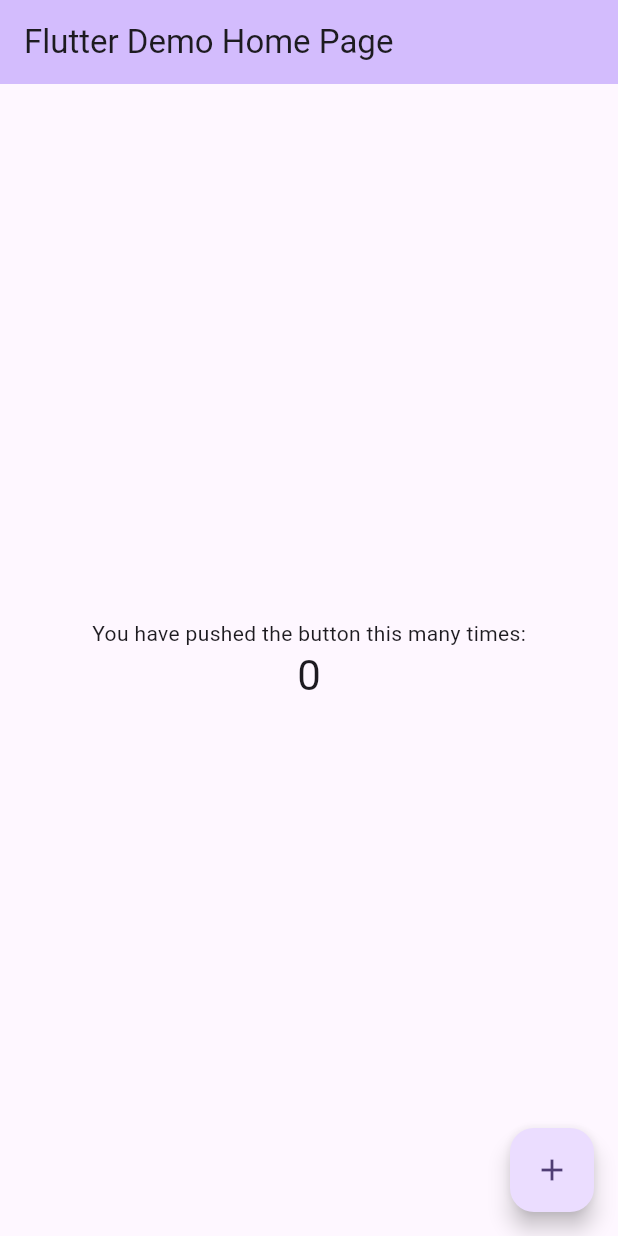
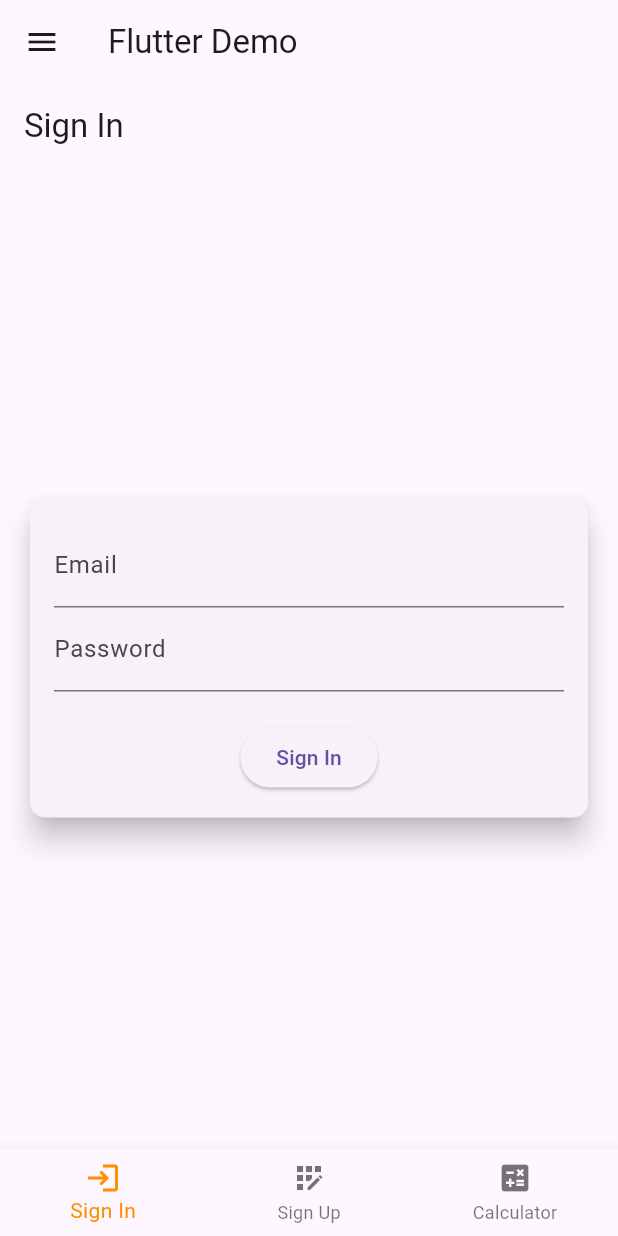
Before and after one commit to ingabireol/flutter_navigation_ui_assignment, a Flutter app: the screen it shows after launch, on a phone screen of 412 x 824 dp. Run offline on Flutter 3.47's test engine with Material 3 defaults, Android fonts, the light colour scheme and no system bars; our stand-ins replace google_fonts.

Commit message:
improving UI, and some functionalities

```diff
--- a/lib/main.dart
+++ b/lib/main.dart
@@ -1,125 +1,116 @@
 import 'package:flutter/material.dart';
+import 'screens/signin_screen.dart';
+import 'screens/signup_screen.dart';
+import 'screens/calculator_screen.dart';
 
 void main() {
-  runApp(const MyApp());
+  runApp(MyApp());
 }
 
 class MyApp extends StatelessWidget {
-  const MyApp({super.key});
-
-  // This widget is the root of your application.
   @override
   Widget build(BuildContext context) {
     return MaterialApp(
-      title: 'Flutter Demo',
+      debugShowCheckedModeBanner: false,
+      title: 'Navigation',
       theme: ThemeData(
-        // This is the theme of your application.
-        //
-        // TRY THIS: Try running your application with "flutter run". You'll see
-        // the application has a purple toolbar. Then, without quitting the app,
-        // try changing the seedColor in the colorScheme below to Colors.green
-        // and then invoke "hot reload" (save your changes or press the "hot
-        // reload" button in a Flutter-supported IDE, or press "r" if you used
-        // the command line to start the app).
-        //
-        // Notice that the counter didn't reset back to zero; the application
-        // state is not lost during the reload. To reset the state, use hot
-        // restart instead.
-        //
-        // This works for code too, not just values: Most code changes can be
-        // tested with just a hot reload.
-        colorScheme: ColorScheme.fromSeed(seedColor: Colors.deepPurple),
-        useMaterial3: true,
+        primarySwatch: Colors.blue,
       ),
-      home: const MyHomePage(title: 'Flutter Demo Home Page'),
+      home: HomeScreen(),
     );
   }
 }
 
-class MyHomePage extends StatefulWidget {
-  const MyHomePage({super.key, required this.title});
-
-  // This widget is the home page of your application. It is stateful, meaning
-  // that it has a State object (defined below) that contains fields that affect
-  // how it looks.
-
-  // This class is the configuration for the state. It holds the values (in this
-  // case the title) provided by the parent (in this case the App widget) and
-  // used by the build method of the State. Fields in a Widget subclass are
-  // always marked "final".
-
-  final String title;
-
+class HomeScreen extends StatefulWidget {
   @override
-  State<MyHomePage> createState() => _MyHomePageState();
+  _HomeScreenState createState() => _HomeScreenState();
 }
 
-class _MyHomePageState extends State<MyHomePage> {
-  int _counter = 0;
+class _HomeScreenState extends State<HomeScreen> {
+  int _selectedIndex = 0;
+  static final List<Widget> _widgetOptions = <Widget>[
+    SignInScreen(),
+    SignUpScreen(),
+    CalculatorScreen(),
+  ];
 
-  void _incrementCounter() {
+  void _onItemTapped(int index) {
     setState(() {
-      // This call to setState tells the Flutter framework that something has
-      // changed in this State, which causes it to rerun the build method below
-      // so that the display can reflect the updated values. If we changed
-      // _counter without calling setState(), then the build method would not be
-      // called again, and so nothing would appear to happen.
-      _counter++;
+      _selectedIndex = index;
     });
   }
 
   @override
   Widget build(BuildContext context) {
-    // This method is rerun every time setState is called, for instance as done
-    // by the _incrementCounter method above.
-    //
-    // The Flutter framework has been optimized to make rerunning build methods
-    // fast, so that you can just rebuild anything that needs updating rather
-    // than having to individually change instances of widgets.
     return Scaffold(
       appBar: AppBar(
-        // TRY THIS: Try changing the color here to a specific color (to
-        // Colors.amber, perhaps?) and trigger a hot reload to see the AppBar
-        // change color while the other colors stay the same.
-        backgroundColor: Theme.of(context).colorScheme.inversePrimary,
-        // Here we take the value from the MyHomePage object that was created by
-        // the App.build method, and use it to set our appbar title.
-        title: Text(widget.title),
+        title: const Text('Flutter Demo'),
       ),
-      body: Center(
-        // Center is a layout widget. It takes a single child and positions it
-        // in the middle of the parent.
-        child: Column(
-          // Column is also a layout widget. It takes a list of children and
-          // arranges them vertically. By default, it sizes itself to fit its
-          // children horizontally, and tries to be as tall as its parent.
-          //
-          // Column has various properties to control how it sizes itself and
-          // how it positions its children. Here we use mainAxisAlignment to
-          // center the children vertically; the main axis here is the vertical
-          // axis because Columns are vertical (the cross axis would be
-          // horizontal).
-          //
-          // TRY THIS: Invoke "debug painting" (choose the "Toggle Debug Paint"
-          // action in the IDE, or press "p" in the console), to see the
-          // wireframe for each widget.
-          mainAxisAlignment: MainAxisAlignment.center,
+      drawer: Drawer(
+        child: ListView(
+          padding: EdgeInsets.zero,
           children: <Widget>[
-            const Text(
-              'You have pushed the button this many times:',
+            DrawerHeader(
+              decoration: BoxDecoration(
+                color: Colors.blue,
+              ),
+              child: Text(
+                'Navigation Drawer',
+                style: TextStyle(
+                  color: Colors.white,
+                  fontSize: 24,
+                ),
+              ),
             ),
-            Text(
-              '$_counter',
-              style: Theme.of(context).textTheme.headlineMedium,
+            ListTile(
+              leading: Icon(Icons.login),
+              title: Text('Sign In'),
+              onTap: () {
+                Navigator.pop(context);
+                _onItemTapped(0);
+              },
+            ),
+            ListTile(
+              leading: Icon(Icons.app_registration),
+              title: Text('Sign Up'),
+              onTap: () {
+                Navigator.pop(context);
+                _onItemTapped(1);
+              },
+            ),
+            ListTile(
+              leading: Icon(Icons.calculate),
+              title: Text('Calculator'),
+              onTap: () {
+                Navigator.pop(context);
+                _onItemTapped(2);
+              },
             ),
           ],
         ),
       ),
-      floatingActionButton: FloatingActionButton(
-        onPressed: _incrementCounter,
-        tooltip: 'Increment',
-        child: const Icon(Icons.add),
-      ), // This trailing comma makes auto-formatting nicer for build methods.
+      body: Center(
+        child: _widgetOptions.elementAt(_selectedIndex),
+      ),
+      bottomNavigationBar: BottomNavigationBar(
+        items: const <BottomNavigationBarItem>[
+          BottomNavigationBarItem(
+            icon: Icon(Icons.login),
+            label: 'Sign In',
+          ),
+          BottomNavigationBarItem(
+            icon: Icon(Icons.app_registration),
+            label: 'Sign Up',
+          ),
+          BottomNavigationBarItem(
+            icon: Icon(Icons.calculate),
+            label: 'Calculator',
+          ),
+        ],
+        currentIndex: _selectedIndex,
+        selectedItemColor: Colors.amber[800],
+        onTap: _onItemTapped,
+      ),
     );
   }
 }
--- /dev/null
+++ b/lib/screens/signin_screen.dart
@@ -0,0 +1,90 @@
+import 'package:flutter/material.dart';
+
+class SignInScreen extends StatefulWidget {
+  @override
+  _SignInScreenState createState() => _SignInScreenState();
+}
+
+class _SignInScreenState extends State<SignInScreen>
+    with SingleTickerProviderStateMixin {
+  late AnimationController _animationController;
+  late Animation<double> _fadeAnimation;
+  late Animation<Offset> _slideAnimation;
+
+  @override
+  void initState() {
+    super.initState();
+    _animationController = AnimationController(
+      vsync: this,
+      duration: const Duration(milliseconds: 800),
+    );
+
+    _fadeAnimation = CurvedAnimation(
+      parent: _animationController,
+      curve: Curves.easeIn,
+    );
+
+    _slideAnimation = Tween<Offset>(
+      begin: Offset(0.0, 1.0),
+      end: Offset(0.0, 0.0),
+    ).animate(CurvedAnimation(
+      parent: _animationController,
+      curve: Curves.easeInOut,
+    ));
+
+    _animationController.forward();
+  }
+
+  @override
+  void dispose() {
+    _animationController.dispose();
+    super.dispose();
+  }
+
+  @override
+  Widget build(BuildContext context) {
+    return Scaffold(
+      appBar: AppBar(title: Text('Sign In')),
+      body: Center(
+        child: SingleChildScrollView(
+          padding: EdgeInsets.all(16.0),
+          child: FadeTransition(
+            opacity: _fadeAnimation,
+            child: SlideTransition(
+              position: _slideAnimation,
+              child: Card(
+                elevation: 8.0,
+                shape: RoundedRectangleBorder(
+                  borderRadius: BorderRadius.circular(10.0),
+                ),
+                child: Padding(
+                  padding: const EdgeInsets.all(16.0),
+                  child: Form(
+                    child: Column(
+                      mainAxisSize: MainAxisSize.min,
+                      children: <Widget>[
+                        TextFormField(
+                          decoration: InputDecoration(labelText: 'Email'),
+                          keyboardType: TextInputType.emailAddress,
+                        ),
+                        TextFormField(
+                          decoration: InputDecoration(labelText: 'Password'),
+                          obscureText: true,
+                        ),
+                        SizedBox(height: 20.0),
+                        ElevatedButton(
+                          onPressed: () {},
+                          child: Text('Sign In'),
+                        ),
+                      ],
+                    ),
+                  ),
+                ),
+              ),
+            ),
+          ),
+        ),
+      ),
+    );
+  }
+}
--- a/pubspec.yaml
+++ b/pubspec.yaml
@@ -35,10 +35,12 @@ dependencies:
   # The following adds the Cupertino Icons font to your application.
   # Use with the CupertinoIcons class for iOS style icons.
   cupertino_icons: ^1.0.6
+  google_fonts: ^5.1.0
 
 dev_dependencies:
   flutter_test:
     sdk: flutter
+  flutter_svg: ^1.0.3
 
   # The "flutter_lints" package below contains a set of recommended lints to
   # encourage good coding practices. The lint set provided by the package is
```
Also changed, not shown: lib/screens/calculator_screen.dart (added, +190 -0 lines), lib/screens/signup_screen.dart (added, +98 -0 lines), images/calculator.png (added), images/drawer.png (added), images/signin.jpg (added), images/signin1.png (added), images/signup.png (added), pubspec.lock, 3 other files.
